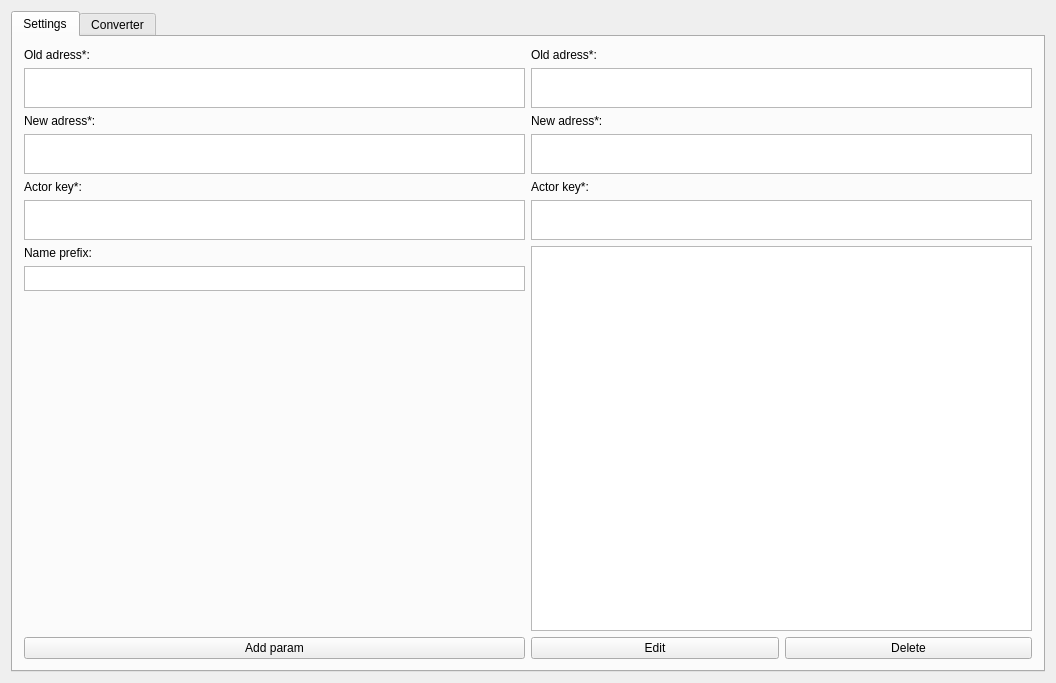
Qt form mainwindow.ui (rsimenok/UDK2UE4Tools) before a commit.
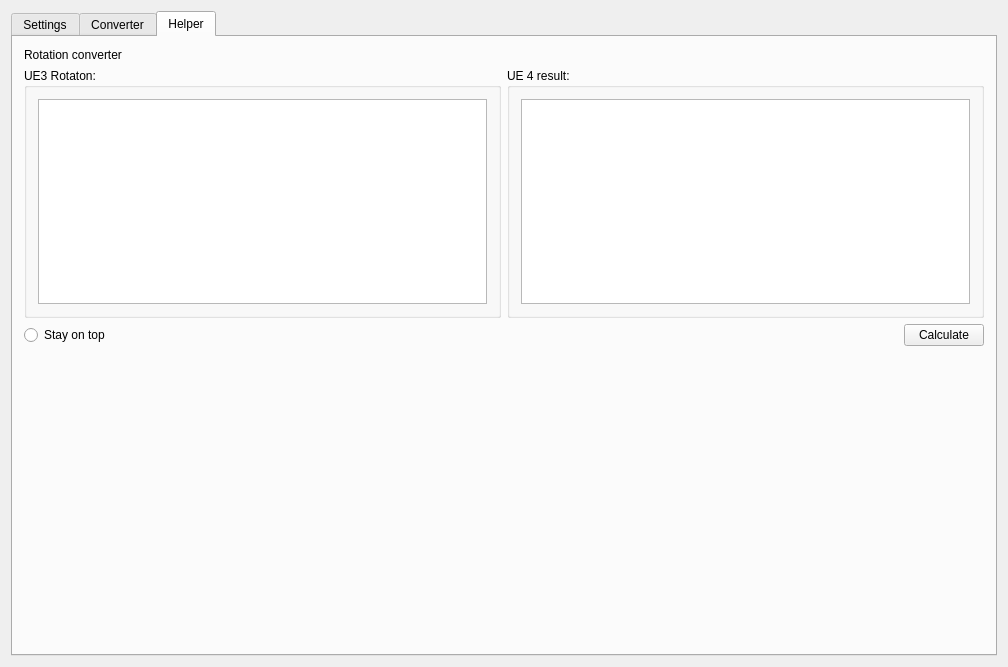
The same form after that commit.

Commit message: добавил для Кирюхи всяких плюх

```diff
--- a/mainwindow.ui
+++ b/mainwindow.ui
@@ -6,8 +6,8 @@
    <rect>
     <x>0</x>
     <y>0</y>
-    <width>1056</width>
-    <height>683</height>
+    <width>1008</width>
+    <height>667</height>
    </rect>
   </property>
   <property name="windowTitle">
@@ -18,7 +18,7 @@
     <item row="0" column="0">
      <widget class="QTabWidget" name="tabWidget">
       <property name="currentIndex">
-       <number>0</number>
+       <number>2</number>
       </property>
       <widget class="QWidget" name="tab_2">
        <attribute name="title">
@@ -315,6 +315,96 @@
         </item>
        </layout>
       </widget>
+      <widget class="QWidget" name="tab_3">
+       <attribute name="title">
+        <string>Helper</string>
+       </attribute>
+       <layout class="QVBoxLayout" name="verticalLayout_6">
+        <item>
+         <layout class="QVBoxLayout" name="verticalLayout_5">
+          <item>
+           <widget class="QLabel" name="label_6">
+            <property name="text">
+             <string>Rotation converter</string>
+            </property>
+           </widget>
+          </item>
+          <item>
+           <layout class="QHBoxLayout" name="horizontalLayout_3">
+            <item>
+             <widget class="QGroupBox" name="groupBox_3">
+              <property name="title">
+               <string>UE3 Rotaton:</string>
+              </property>
+              <layout class="QVBoxLayout" name="verticalLayout_3">
+               <item>
+                <widget class="QPlainTextEdit" name="oldRotationText"/>
+               </item>
+              </layout>
+             </widget>
+            </item>
+            <item>
+             <widget class="QGroupBox" name="groupBox_5">
+              <property name="title">
+               <string>UE 4 result:</string>
+              </property>
+              <layout class="QVBoxLayout" name="verticalLayout_2">
+               <item>
+                <widget class="QPlainTextEdit" name="newRotationText"/>
+               </item>
+              </layout>
+             </widget>
+            </item>
+           </layout>
+          </item>
+          <item>
+           <layout class="QHBoxLayout" name="horizontalLayout_4">
+            <item>
+             <widget class="QRadioButton" name="stayInTop">
+              <property name="text">
+               <string>Stay on top</string>
+              </property>
+             </widget>
+            </item>
+            <item>
+             <spacer name="horizontalSpacer_2">
+              <property name="orientation">
+               <enum>Qt::Horizontal</enum>
+              </property>
+              <property name="sizeHint" stdset="0">
+               <size>
+                <width>40</width>
+                <height>20</height>
+               </size>
+              </property>
+             </spacer>
+            </item>
+            <item>
+             <widget class="QPushButton" name="rotatitonBut">
+              <property name="text">
+               <string>Calculate</string>
+              </property>
+             </widget>
+            </item>
+           </layout>
+          </item>
+         </layout>
+        </item>
+        <item>
+         <spacer name="verticalSpacer_2">
+          <property name="orientation">
+           <enum>Qt::Vertical</enum>
+          </property>
+          <property name="sizeHint" stdset="0">
+           <size>
+            <width>20</width>
+            <height>264</height>
+           </size>
+          </property>
+         </spacer>
+        </item>
+       </layout>
+      </widget>
      </widget>
     </item>
    </layout>
```
The commit also changes 2 other files.
